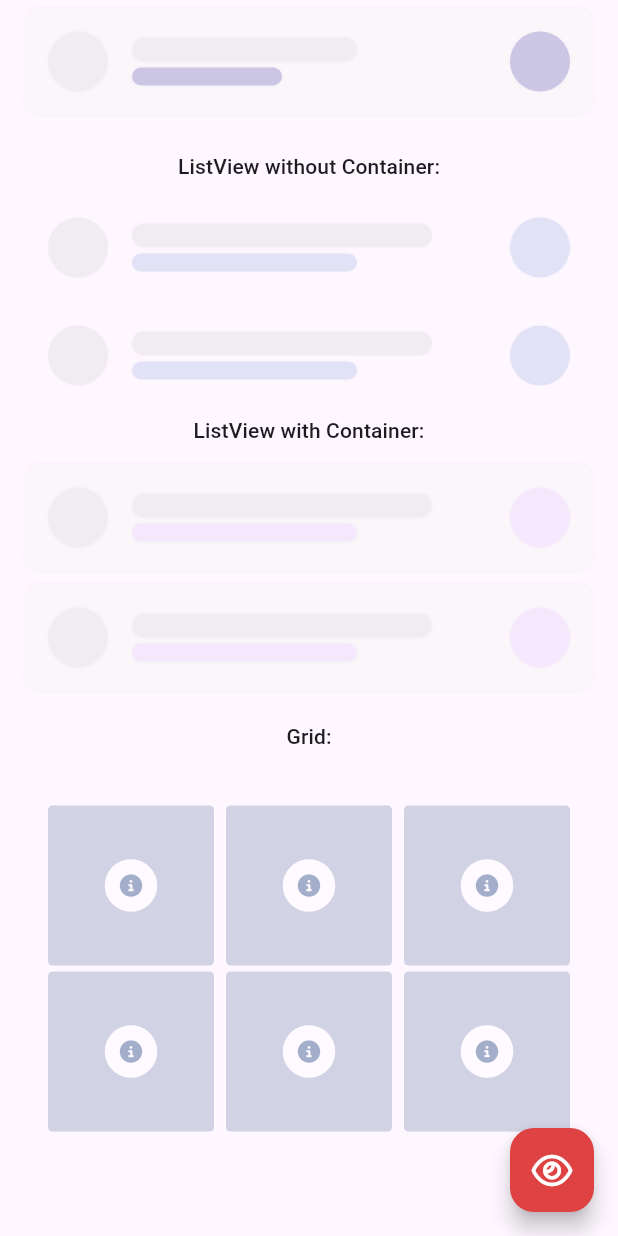
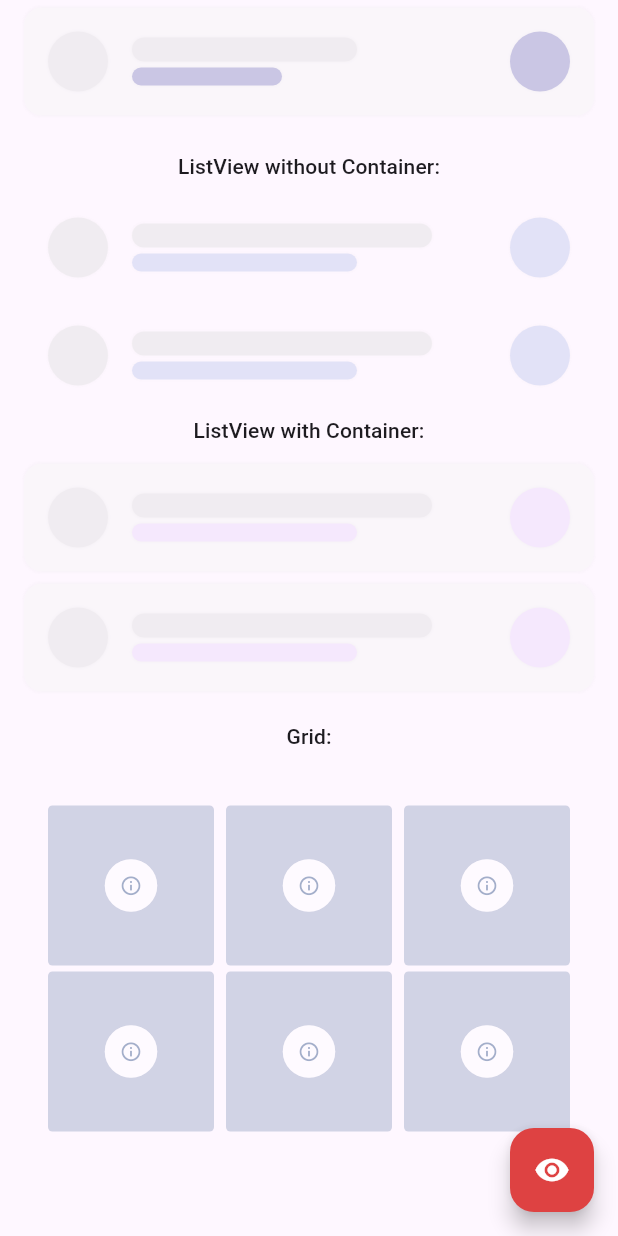
Before and after one commit to cristiancamilo070/App-Shimmer, a Flutter app: the screen it shows after launch, scrolled down 241 dp, on a phone screen of 412 x 824 dp. Run offline on Flutter 3.47's test engine with Material 3 defaults, Android fonts, the phone set to English and light mode, and no system bars; missing offline and left inert: flutter_skeleton_ui.

Commit message:
changes for 1.0.2

````diff
--- a/example/lib/main.dart
+++ b/example/lib/main.dart
@@ -6,7 +6,6 @@ import 'package:app_shimmer_example/widgets/grid_example_widget.dart';
 import 'package:app_shimmer_example/widgets/list_tile_example_widget.dart';
 import 'package:app_shimmer_example/widgets/list_view_example_widget.dart';
 import 'package:flutter/material.dart';
-import 'package:font_awesome_flutter/font_awesome_flutter.dart';
 
 void main() {
   runApp(const TestApp());
@@ -41,7 +40,7 @@ class _TestPageState extends State<TestPage> {
           });
         },
         backgroundColor: Color(0xffDE4242),
-        child: FaIcon(FontAwesomeIcons.eye, color: Colors.white),
+        child: Icon(Icons.remove_red_eye_rounded, color: Colors.white),
       ),
       body: SingleChildScrollView(
         child: SafeArea(
--- a/example/lib/widgets/grid_example_widget.dart
+++ b/example/lib/widgets/grid_example_widget.dart
@@ -1,9 +1,7 @@
 // lib/widgets/grid_example_widget.dart
 // ignore_for_file: deprecated_member_use
-
 import 'package:app_shimmer/app_shimmer.dart';
 import 'package:flutter/material.dart';
-import 'package:font_awesome_flutter/font_awesome_flutter.dart';
 
 class GridExampleWidget extends StatelessWidget {
   const GridExampleWidget({super.key, required this.showShimmer});
@@ -48,8 +46,8 @@ class GridExampleWidget extends StatelessWidget {
           boxShape: BoxShape.circle,
           customColor: Colors.white,
         ),
-        child: FaIcon(
-          FontAwesomeIcons.circleInfo,
+        child: Icon(
+          Icons.info_outlined,
           size: 15,
           color: Color(0xff325288),
         ),
--- a/example/pubspec.yaml
+++ b/example/pubspec.yaml
@@ -12,7 +12,6 @@ environment:
 dependencies:
   flutter:
     sdk: flutter
-  font_awesome_flutter: ^10.8.0
   app_shimmer:
     path: ../
 
--- a/lib/src/app_shimmers.dart
+++ b/lib/src/app_shimmers.dart
@@ -101,7 +101,7 @@ const shimmerGradient = LinearGradient(
 /// ```
 class AppShimmerAnimation extends StatelessWidget {
   /// Creates an [AppShimmerAnimation].
-  const AppShimmerAnimation({super.key, required this.child});
+  const AppShimmerAnimation({required this.child, super.key});
 
   /// The widget to be animated with shimmer effect.
   final Widget child;
@@ -136,7 +136,7 @@ class AppShimmerAnimation extends StatelessWidget {
 /// ```
 class AppShimmerContainer extends StatelessWidget {
   /// Creates an [AppShimmerContainer].
-  const AppShimmerContainer({super.key, required this.skeletonContainerStyle});
+  const AppShimmerContainer({required this.skeletonContainerStyle, super.key});
 
   /// The style configuration for this shimmer container.
   final ShimmerContainerStyle skeletonContainerStyle;
@@ -174,8 +174,8 @@ class AppShimmerContainer extends StatelessWidget {
 class SkeletonContainerExpanded extends StatelessWidget {
   /// Creates a [SkeletonContainerExpanded].
   const SkeletonContainerExpanded({
+    required this.skeletonContainerStyle,
     super.key,
-    required this.skeletonContainerStyle,
   });
 
   /// The style configuration for this shimmer container.
@@ -211,10 +211,10 @@ class SkeletonContainerExpanded extends StatelessWidget {
 class AppShimmerContainerList extends StatelessWidget {
   /// Creates an [AppShimmerContainerList].
   const AppShimmerContainerList({
-    super.key,
     required this.itemCount,
     required this.isColumn,
     required this.skeletonContainerStyle,
+    super.key,
   });
 
   /// The style configuration for each shimmer container in the list.
@@ -303,9 +303,9 @@ class AppShimmerContainerList extends StatelessWidget {
 class AppShimmerListTile extends StatelessWidget {
   /// Creates an [AppShimmerListTile].
   const AppShimmerListTile({
+    required this.titleStyle,
     super.key,
     this.leadingStyle,
-    required this.titleStyle,
     this.subtitleStyle,
     this.padding,
     this.contentSpacing,
@@ -422,11 +422,11 @@ class AppShimmerListTile extends StatelessWidget {
 class AppShimmerListTileListView extends StatelessWidget {
   /// Creates an [AppShimmerListTileListView].
   const AppShimmerListTileListView({
+    required this.itemCount,
+    required this.titleStyle,
     this.heightFull,
     super.key,
-    required this.itemCount,
     this.leadingStyle,
-    required this.titleStyle,
     this.paragraphStyle,
     this.trailingStyle,
     this.subtitleStyle,
@@ -533,9 +533,9 @@ class AppShimmerListTileListView extends StatelessWidget {
 class AppShimmerGrid extends StatelessWidget {
   /// Creates an [AppShimmerGrid].
   const AppShimmerGrid({
-    super.key,
     required this.itemCount,
     required this.containerStyle,
+    super.key,
     this.iconContainerStyle,
     this.child,
     this.crossAxisCount = 3,
--- a/lib/src/hunch_animation.dart
+++ b/lib/src/hunch_animation.dart
@@ -29,7 +29,7 @@ class HunchAnimation extends StatefulWidget {
   /// Creates a [HunchAnimation] widget.
   ///
   /// The [child] parameter must not be null.
-  const HunchAnimation({super.key, required this.child});
+  const HunchAnimation({required this.child, super.key});
 
   /// The widget below this widget in the tree.
   ///
--- a/pubspec.yaml
+++ b/pubspec.yaml
@@ -1,6 +1,6 @@
 name: app_shimmer
 description: A customizable Flutter shimmer loading package with pre-built widgets for ListTiles, ListViews, Grids, and custom containers. Easy to use and highly customizable.
-version: 1.0.1
+version: 1.0.2
 homepage: https://github.com/cristiancamolo070/app_shimmer
 repository: https://github.com/cristiancamolo070/app_shimmer
 issue_tracker: https://github.com/cristiancamolo070/app_shimmer/issues
@@ -13,12 +13,11 @@ dependencies:
   flutter:
     sdk: flutter
   flutter_skeleton_ui: ^0.0.6
-  font_awesome_flutter: ^10.8.0
 
 dev_dependencies:
+  flutter_lints: ^5.0.0
   flutter_test:
     sdk: flutter
-  flutter_lints: ^5.0.0
 
 topics:
   - shimmer
````
Also changed, not shown: example/pubspec.lock, 3 other files.
